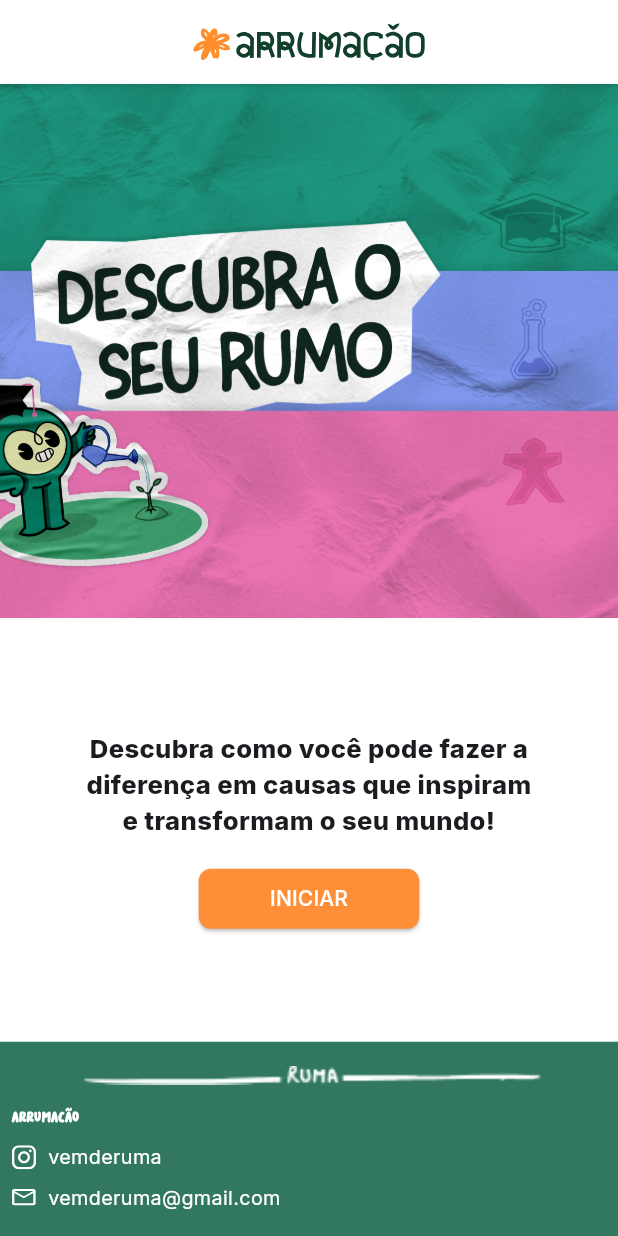
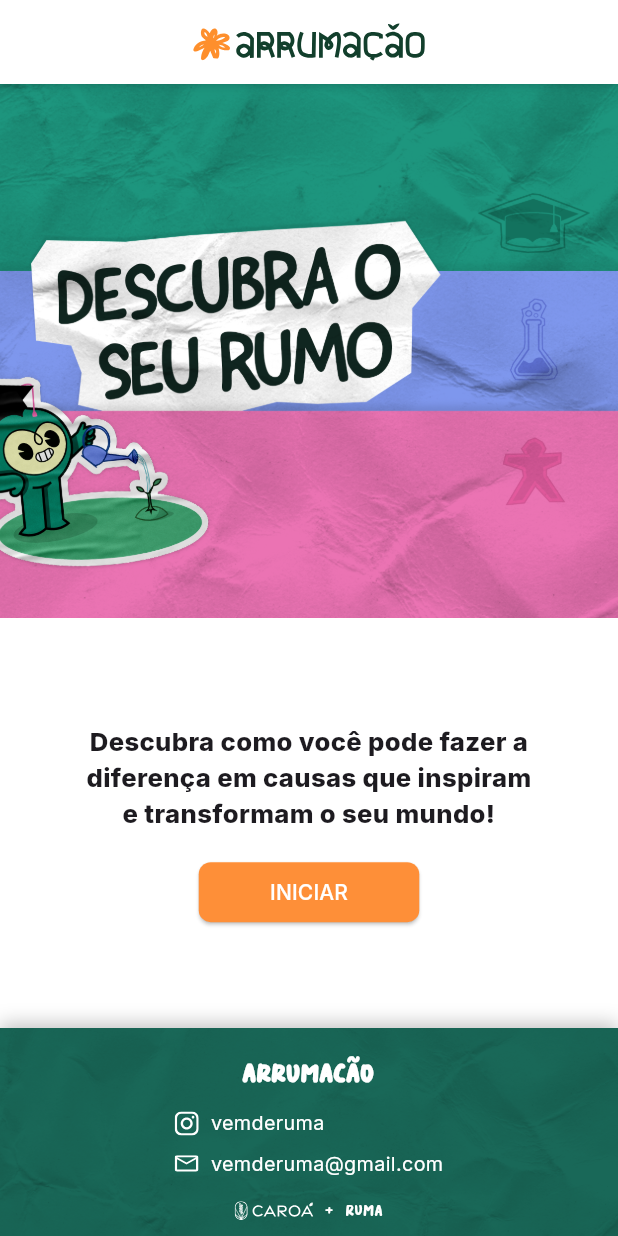
Before and after one commit to joaopedroaragao/RumacaoFront, a Flutter app: the screen it shows after launch, on a phone screen of 412 x 824 dp. Run offline on Flutter 3.47's test engine with Material 3 defaults, Android fonts, the phone set to English and light mode, and no system bars; our stand-ins replace carousel_slider, flutter_svg, get, shared_preferences; missing offline and left inert: dart:html.

Commit message:
Corrigindo problemas no geral

```diff
--- a/lib/constants/app_constants.dart
+++ b/lib/constants/app_constants.dart
@@ -46,10 +46,13 @@ class AppStrings {
   static const String rumacaoIcon = "assets/images/rumacao_icon.png";
   static const String rumacaoIconSvg = "assets/images/rumacao_icon.svg";
 
+  static const String caroaTechLogoSvg = "assets/images/caroa_tech_logo.svg";
+
   static const String footerLogo = "assets/images/logo_footer.png";
   static const String rumaSplash = "assets/images/ruma_splash.png";
   static const String rumaSplashExpandedWidth = "assets/images/ruma_splash_expanded_width.png";
   static const String rumaSplashExtendedWidth = "assets/images/ruma_splash_extended_width.png";
+  static const String footerTexture = 'assets/images/footer_texture.png';
   static const String instagramIcon = "assets/images/instagram_icon.svg";
   static const String emailIcon = "assets/images/email_icon.svg";
   static const String description =
--- a/lib/view/global/footer.dart
+++ b/lib/view/global/footer.dart
@@ -3,6 +3,7 @@ import 'package:flutter/material.dart';
 import 'package:flutter_svg/flutter_svg.dart';
 import 'package:get/get.dart';
 import 'package:rumacao_front/constants/app_constants.dart';
+import 'package:rumacao_front/constants/font_family.dart';
 import 'package:url_launcher/url_launcher.dart';
 
 class Footer extends StatelessWidget {
@@ -21,50 +22,80 @@ class Footer extends StatelessWidget {
     final logoHeight = width / 24.7;
 
     return Container(
+      clipBehavior: Clip.antiAliasWithSaveLayer,
       width: fullWidth,
       padding: EdgeInsets.all(16 * scale),
-      color: AppColors.footerBackground,
+      decoration: BoxDecoration(
+        image: const DecorationImage(
+          fit: BoxFit.cover,
+          image: AssetImage(AppStrings.footerTexture)
+        ),
+        boxShadow: [
+          BoxShadow(
+            color: Colors.black.withOpacity(0.25),
+            offset: const Offset(0, -3),
+            blurRadius: 10
+          )
+        ]
+      ),
       child: Column(
         crossAxisAlignment: CrossAxisAlignment.center,
         children: [
-          SizedBox(height: 16 * scale),
-          ConstrainedBox(
-            constraints: const BoxConstraints(maxWidth: 500, maxHeight: 30),
-            child: LayoutBuilder(
-              builder: (context, constraints) {
-                return Image.asset(
-                  AppStrings.footerLogo,
-                  fit: BoxFit.fitWidth,
-                  height: min(logoHeight, constraints.maxHeight),
-                  width: min(width, constraints.maxWidth),
-                );
-              },
-            ),
-          ),
-          SizedBox(height: 16 * scale),
           Column(
-            crossAxisAlignment: CrossAxisAlignment.start,
+            crossAxisAlignment: CrossAxisAlignment.center,
             children: [
               Padding(
                 padding: EdgeInsets.symmetric(vertical: 12.0 * scale),
                 child: Text(
                   AppStrings.footerTitle,
                   style: AppStyles.footerTitle.copyWith(
-                    fontSize: AppStyles.footerTitle.fontSize! * scale,
+                    // fontSize: AppStyles.footerTitle.fontSize! * scale,
                   ),
                 ),
               ),
               _socialLinks(scale),
             ],
           ),
-          SizedBox(height: 16 * scale),
+          SizedBox(height: 25 * scale),
+          Row(
+            mainAxisAlignment: MainAxisAlignment.center,
+            children: [
+              SvgPicture.asset(
+                AppStrings.caroaTechLogoSvg,
+                height: 25 * scale,
+                fit: BoxFit.fitHeight,
+              ),
+              SizedBox(width: 16 * scale),
+              Text(
+                "+",
+                style: TextStyle(
+                  fontFamily: FontFamily.dynamicSchematic.name,
+                  fontSize: 25 * scale,
+                  color: Colors.white
+                )
+              ),
+              SizedBox(width: 16 * scale),
+              Text(
+                  "RUMA",
+                  style: TextStyle(
+                      fontFamily: FontFamily.dynamicSchematic.name,
+                      fontSize: 25 * scale,
+                      color: Colors.white
+                  )
+              ),
+            ],
+          )
         ],
       ),
     );
   }
 
   Widget _socialLinks(double scale) {
-    return Column(
+    return Container(
+      color: Colors.transparent,
+      child: Column(
+        crossAxisAlignment: CrossAxisAlignment.start,
+        mainAxisAlignment: MainAxisAlignment.start,
         children: [
           _socialLink(
             iconPath: AppStrings.instagramIcon,
@@ -79,6 +110,7 @@ class Footer extends StatelessWidget {
             verticalSpacing: 8 * scale,
           ),
         ],
+      ),
     );
   }
 
@@ -89,6 +121,8 @@ class Footer extends StatelessWidget {
     required double verticalSpacing,
   }) {
     final child = Row(
+      mainAxisSize: MainAxisSize.min,
+      mainAxisAlignment: MainAxisAlignment.start,
       children: [
         SvgPicture.asset(
           iconPath,
```
Also changed, not shown: assets/images/caroa_tech_logo.svg (added), assets/images/footer_texture.png (added). Lines whose indentation alone changed are shown as unchanged.
